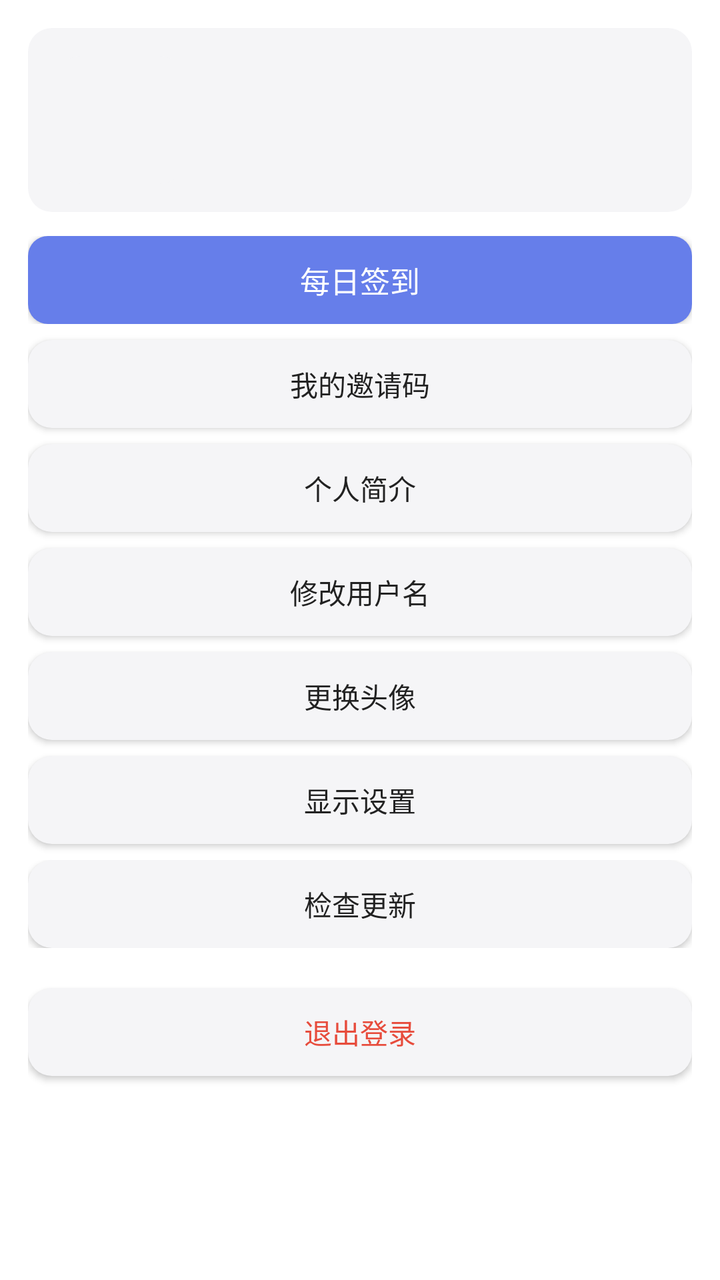
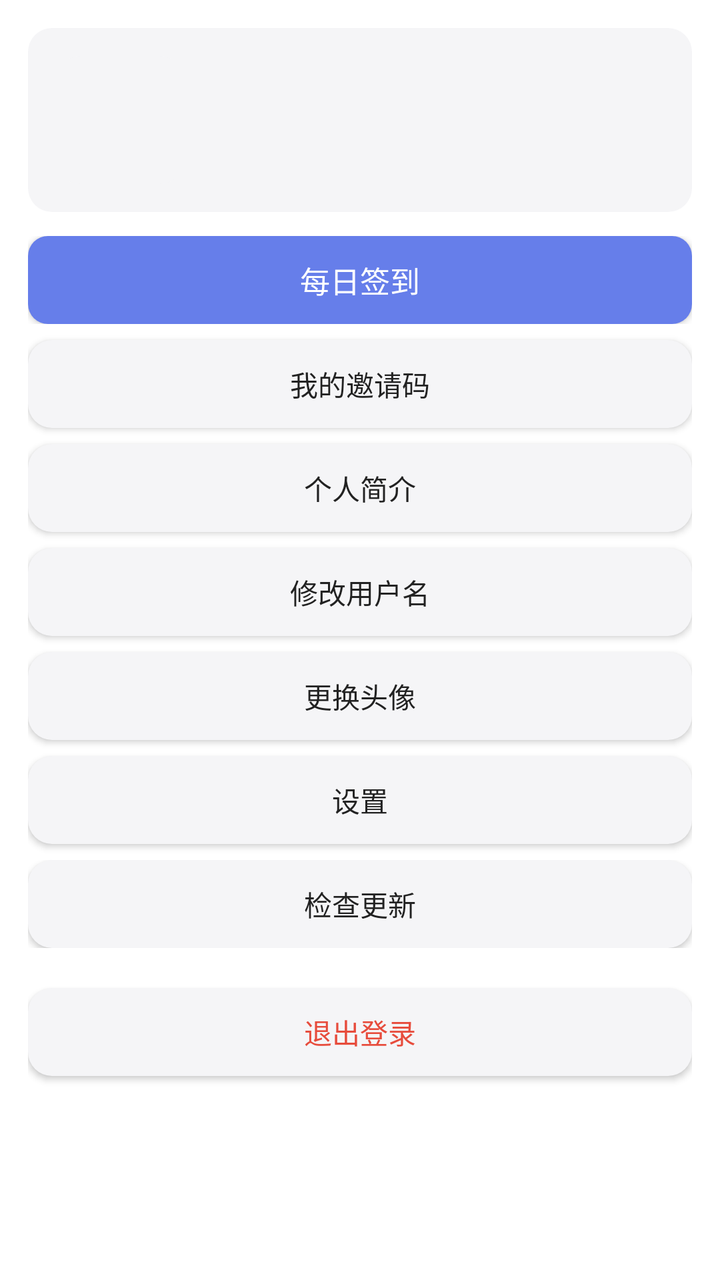

The first picture is an Android layout as it rendered before a commit; the second is the same layout after the commit. The layout source and the unified diff follow.
<!-- AndroidManifest.xml: application theme AppTheme -->
<!-- res/layout/frag_me.xml -->
<?xml version="1.0" encoding="utf-8"?>
<ScrollView xmlns:android="http://schemas.android.com/apk/res/android"
    android:layout_width="match_parent"
    android:layout_height="match_parent"
    >

    <LinearLayout
        android:layout_width="match_parent"
        android:layout_height="wrap_content"
        android:orientation="vertical"
        android:padding="14dp">

        <LinearLayout
            android:layout_width="match_parent"
            android:layout_height="wrap_content"
            android:background="@drawable/bg_card"
            android:gravity="center_vertical"
            android:orientation="horizontal"
            android:padding="14dp">

            <ImageView
                android:id="@+id/ivAvatar"
                android:layout_width="64dp"
                android:layout_height="64dp"
                android:background="@drawable/bg_card"
                android:contentDescription="@string/tab_me"
                android:scaleType="centerCrop" />

            <LinearLayout
                android:layout_width="0dp"
                android:layout_height="wrap_content"
                android:layout_marginLeft="12dp"
                android:layout_weight="1"
                android:orientation="vertical">

                <TextView
                    android:id="@+id/tvName"
                    android:layout_width="wrap_content"
                    android:layout_height="wrap_content"
                    android:textColor="@color/text"
                    android:textSize="17sp"
                    android:textStyle="bold" />

                <TextView
                    android:id="@+id/tvUid"
                    android:layout_width="wrap_content"
                    android:layout_height="wrap_content"
                    android:layout_marginTop="2dp"
                    android:textColor="@color/text_sub"
                    android:textSize="11sp" />

                <TextView
                    android:id="@+id/tvBio"
                    android:layout_width="wrap_content"
                    android:layout_height="wrap_content"
                    android:layout_marginTop="3dp"
                    android:textColor="@color/text_sub"
                    android:textSize="12sp" />
            </LinearLayout>

            <TextView
                android:id="@+id/tvPts"
                android:layout_width="wrap_content"
                android:layout_height="wrap_content"
                android:textColor="@color/gold"
                android:textSize="15sp"
                android:textStyle="bold" />
        </LinearLayout>

        <FrameLayout
            android:layout_width="match_parent"
            android:layout_height="44dp"
            android:layout_marginTop="12dp">

            <Button
                android:id="@+id/btnSign"
                android:layout_width="match_parent"
                android:layout_height="44dp"
                android:background="@drawable/bg_btn"
                android:text="@string/sec_sign"
                android:textColor="@color/text_light"
                android:textSize="15sp" />

            <ProgressBar
                android:id="@+id/pbSign"
                android:layout_width="30dp"
                android:layout_height="30dp"
                android:layout_gravity="center"
                android:visibility="gone" />
        </FrameLayout>

        <Button
            android:id="@+id/btnInvite"
            android:layout_width="match_parent"
            android:layout_height="44dp"
            android:layout_marginTop="8dp"
            android:background="@drawable/bg_card"
            android:text="@string/me_invite"
            android:textColor="@color/text"
            android:textSize="14sp" />

        <Button
            android:id="@+id/btnBio"
            android:layout_width="match_parent"
            android:layout_height="44dp"
            android:layout_marginTop="8dp"
            android:background="@drawable/bg_card"
            android:text="@string/me_bio"
            android:textColor="@color/text"
            android:textSize="14sp" />

        <Button
            android:id="@+id/btnRename"
            android:layout_width="match_parent"
            android:layout_height="44dp"
            android:layout_marginTop="8dp"
            android:background="@drawable/bg_card"
            android:text="@string/me_rename"
            android:textColor="@color/text"
            android:textSize="14sp" />

        <Button
            android:id="@+id/btnAvatar"
            android:layout_width="match_parent"
            android:layout_height="44dp"
            android:layout_marginTop="8dp"
            android:background="@drawable/bg_card"
            android:text="更换头像"
            android:textColor="@color/text"
            android:textSize="14sp" />

        
        <Button
            android:id="@+id/btnDisplay"
            android:layout_width="match_parent"
            android:layout_height="44dp"
            android:layout_marginTop="8dp"
            android:background="@drawable/bg_card"
            android:text="显示设置"
            android:textColor="@color/text"
            android:textSize="14sp" />

        <FrameLayout
            android:layout_width="match_parent"
            android:layout_height="44dp"
            android:layout_marginTop="8dp">

            <Button
                android:id="@+id/btnUpdate"
                android:layout_width="match_parent"
                android:layout_height="44dp"
                android:background="@drawable/bg_card"
                android:text="检查更新"
                android:textColor="@color/text"
                android:textSize="14sp" />

            <ProgressBar
                android:id="@+id/pbUpdate"
                android:layout_width="26dp"
                android:layout_height="26dp"
                android:layout_gravity="center"
                android:visibility="gone" />
        </FrameLayout>

        <Button
            android:id="@+id/btnLogout"
            android:layout_width="match_parent"
            android:layout_height="44dp"
            android:layout_marginTop="20dp"
            android:background="@drawable/bg_card"
            android:text="@string/me_logout"
            android:textColor="@color/danger"
            android:textSize="14sp" />

        <TextView
            android:id="@+id/tvVer"
            android:layout_width="match_parent"
            android:layout_height="wrap_content"
            android:layout_marginTop="16dp"
            android:gravity="center"
            android:textColor="@color/text_sub"
            android:textSize="11sp" />
    </LinearLayout>
</ScrollView>
<!-- resources referenced by this layout -->
<resources>
  <color name="danger">#E74C3C</color>
  <color name="gold">#E8B923</color>
  <color name="text">#222222</color>
  <color name="text_light">#FFFFFF</color>
  <color name="text_sub">#8A8A94</color>
  <!-- drawable bg_btn (drawable) -->
  <?xml version="1.0" encoding="utf-8"?>
  <shape xmlns:android="http://schemas.android.com/apk/res/android" android:shape="rectangle">
      <solid android:color="@color/accent" />
      <corners android:radius="10dp" />
  </shape>
  <!-- drawable bg_card (drawable) -->
  <?xml version="1.0" encoding="utf-8"?>
  <shape xmlns:android="http://schemas.android.com/apk/res/android" android:shape="rectangle">
      <solid android:color="@color/bg_panel" />
      <corners android:radius="12dp" />
  </shape>
  <string name="me_bio">个人简介</string>
  <string name="me_invite">我的邀请码</string>
  <string name="me_logout">退出登录</string>
  <string name="me_rename">修改用户名</string>
  <string name="sec_sign">每日签到</string>
  <string name="tab_me">我的</string>
  <style name="AppTheme" parent="@android:style/Theme.Material.Light.NoActionBar">
          <item name="android:colorPrimary">@color/primary</item>
          <item name="android:colorPrimaryDark">@color/primaryDark</item>
          <item name="android:colorAccent">@color/accent</item>
          <item name="android:windowBackground">@color/bg</item>
          <item name="android:statusBarColor">@color/primaryDark</item>
          <item name="android:windowLightStatusBar">false</item>
      </style>
  <color name="accent">#667EEA</color>
  <color name="bg_panel">#F5F5F7</color>
  <color name="primary">#2B2B40</color>
  <color name="primaryDark">#1B1B28</color>
  <color name="bg">#FFFFFF</color>
</resources>

<!-- the commit's change to res/layout/frag_me.xml (unified diff, before → after) -->
@@ -136,7 +136,7 @@
             android:layout_height="44dp"
             android:layout_marginTop="8dp"
             android:background="@drawable/bg_card"
-            android:text="显示设置"
+            android:text="设置"
             android:textColor="@color/text"
             android:textSize="14sp" />
 
